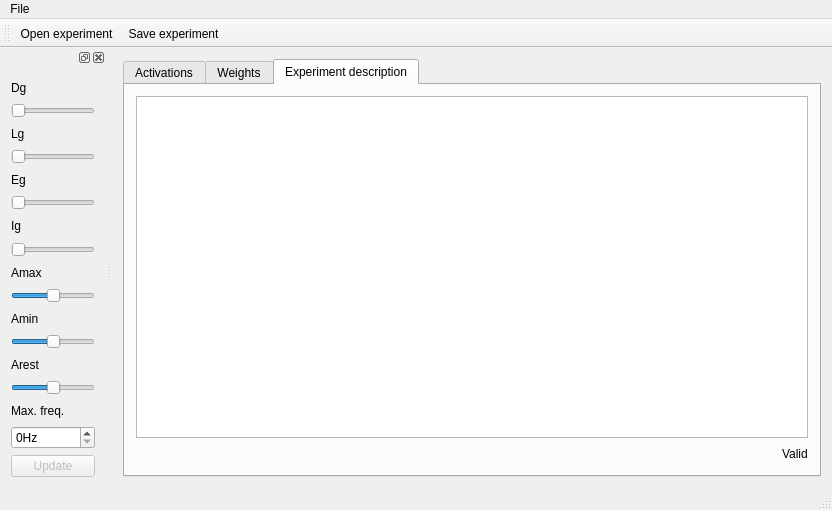
severin-lemaignan/associative-memory, file src-MemoryExplorer/mainwindow.ui: the form before one commit.
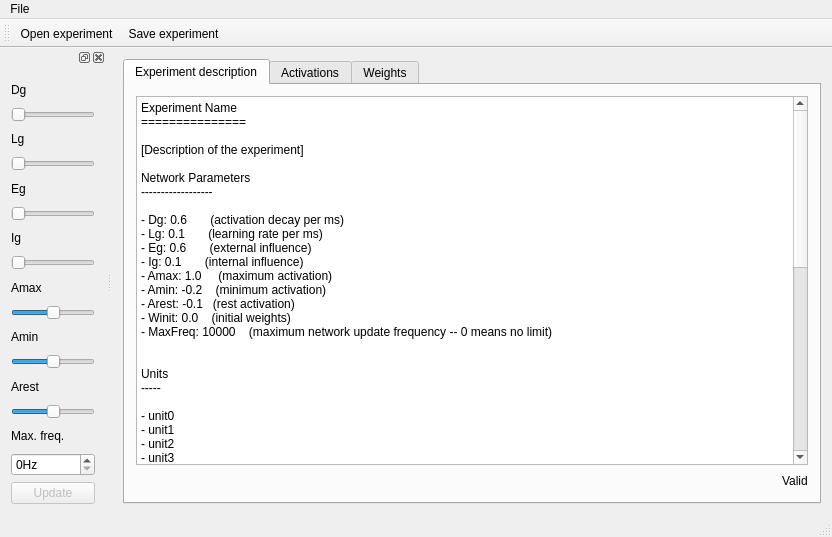
The form after the commit. The open tabs and pages were chosen to show the change. Icons and pictures are not drawn. Custom widgets are drawn as their Qt base class.

Commit message: [gui] Provide a Experiment template + used fixed size font

The edit to the form file:
```diff
--- a/src-MemoryExplorer/mainwindow.ui
+++ b/src-MemoryExplorer/mainwindow.ui
@@ -7,7 +7,7 @@
     <x>0</x>
     <y>0</y>
     <width>832</width>
-    <height>510</height>
+    <height>537</height>
    </rect>
   </property>
   <property name="windowTitle">
@@ -20,6 +20,104 @@
       <property name="currentIndex">
        <number>1</number>
       </property>
+      <property name="movable">
+       <bool>true</bool>
+      </property>
+      <widget class="QWidget" name="experiment_tab">
+       <attribute name="title">
+        <string>Experiment description</string>
+       </attribute>
+       <layout class="QGridLayout" name="gridLayout_4">
+        <item row="0" column="0">
+         <layout class="QVBoxLayout" name="verticalLayout_2">
+          <item>
+           <widget class="QPlainTextEdit" name="experiment_editor">
+            <property name="plainText">
+             <string>Experiment Name
+===============
+
+[Description of the experiment]
+
+Network Parameters
+------------------
+
+- Dg: 0.6       (activation decay per ms)
+- Lg: 0.1       (learning rate per ms)
+- Eg: 0.6       (external influence)
+- Ig: 0.1       (internal influence)
+- Amax: 1.0     (maximum activation)
+- Amin: -0.2    (minimum activation)
+- Arest: -0.1   (rest activation)
+- Winit: 0.0    (initial weights)
+- MaxFreq: 10000    (maximum network update frequency -- 0 means no limit)
+
+
+Units
+-----
+
+- unit0
+- unit1
+- unit2
+- unit3
+
+Activations
+-----------
+
+- unit0:
+    - [0,120]
+    - [500,550]
+
+- unit1:
+    - [20,100]
+
+- unit2:
+    - [120, 300]
+    - [450,525]
+
+- unit3:
+   - [0,300]
+   - [450,550]
+
+Plots
+-----
+
+- unit0:
+    - [0,600]
+- unit3:
+    - [0,600]
+
+</string>
+            </property>
+           </widget>
+          </item>
+          <item>
+           <layout class="QHBoxLayout" name="horizontalLayout">
+            <item>
+             <spacer name="horizontalSpacer">
+              <property name="orientation">
+               <enum>Qt::Horizontal</enum>
+              </property>
+              <property name="sizeHint" stdset="0">
+               <size>
+                <width>40</width>
+                <height>20</height>
+               </size>
+              </property>
+             </spacer>
+            </item>
+            <item>
+             <widget class="QLabel" name="experiment_parsing_status">
+              <property name="text">
+               <string>Valid</string>
+              </property>
+             </widget>
+            </item>
+           </layout>
+          </item>
+         </layout>
+        </item>
+       </layout>
+      </widget>
       <widget class="QWidget" name="activations_tab">
        <attribute name="title">
         <string>Activations</string>
@@ -115,44 +213,6 @@
         </item>
        </layout>
       </widget>
-      <widget class="QWidget" name="experiment_tab">
-       <attribute name="title">
-        <string>Experiment description</string>
-       </attribute>
-       <layout class="QGridLayout" name="gridLayout_4">
-        <item row="0" column="0">
-         <layout class="QVBoxLayout" name="verticalLayout_2">
-          <item>
-           <widget class="QPlainTextEdit" name="experiment_editor"/>
-          </item>
-          <item>
-           <layout class="QHBoxLayout" name="horizontalLayout">
-            <item>
-             <spacer name="horizontalSpacer">
-              <property name="orientation">
-               <enum>Qt::Horizontal</enum>
-              </property>
-              <property name="sizeHint" stdset="0">
-               <size>
-                <width>40</width>
-                <height>20</height>
-               </size>
-              </property>
-             </spacer>
-            </item>
-            <item>
-             <widget class="QLabel" name="experiment_parsing_status">
-              <property name="text">
-               <string>Valid</string>
-              </property>
-             </widget>
-            </item>
-           </layout>
-          </item>
-         </layout>
-        </item>
-       </layout>
-      </widget>
      </widget>
     </item>
    </layout>
```
Left out of the diff: 41 changed lines with no effect on the pictures. The commit also changes 1 other file.
